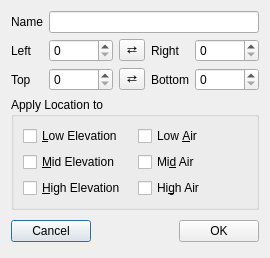
First picture: the form in ChkForge/locationproperties.ui, repository heinermann/ChkForge, before the edit.
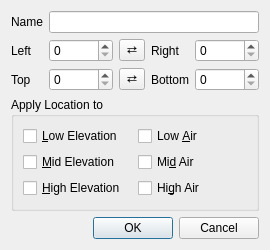
Second picture: the form after the edit.

The edit to the form file:
```diff
--- a/ChkForge/locationproperties.ui
+++ b/ChkForge/locationproperties.ui
@@ -184,50 +184,11 @@
     </widget>
    </item>
    <item>
-    <layout class="QHBoxLayout">
-     <property name="spacing">
-      <number>6</number>
+    <widget class="QDialogButtonBox" name="buttonBox">
+     <property name="standardButtons">
+      <set>QDialogButtonBox::Cancel|QDialogButtonBox::Ok</set>
      </property>
-     <property name="leftMargin">
-      <number>0</number>
-     </property>
-     <property name="topMargin">
-      <number>0</number>
-     </property>
-     <property name="rightMargin">
-      <number>0</number>
-     </property>
-     <property name="bottomMargin">
-      <number>0</number>
-     </property>
-     <item>
-      <widget class="QPushButton" name="cancelButton">
-       <property name="text">
-        <string>Cancel</string>
-       </property>
-      </widget>
-     </item>
-     <item>
-      <spacer>
-       <property name="orientation">
-        <enum>Qt::Horizontal</enum>
-       </property>
-       <property name="sizeHint" stdset="0">
-        <size>
-         <width>131</width>
-         <height>31</height>
-        </size>
-       </property>
-      </spacer>
-     </item>
-     <item>
-      <widget class="QPushButton" name="okButton">
-       <property name="text">
-        <string>OK</string>
-       </property>
-      </widget>
-     </item>
-    </layout>
+    </widget>
    </item>
   </layout>
  </widget>
```
Left out of the diff: 40 changed lines with no effect on the pictures.
